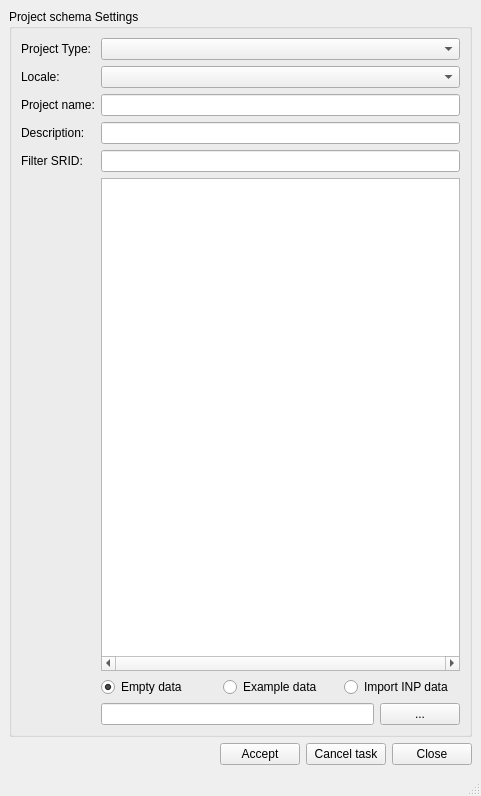
Old version of the form core/ui/admin/admin_dbproject.ui in the repository Giswater/giswater_qgis_plugin.
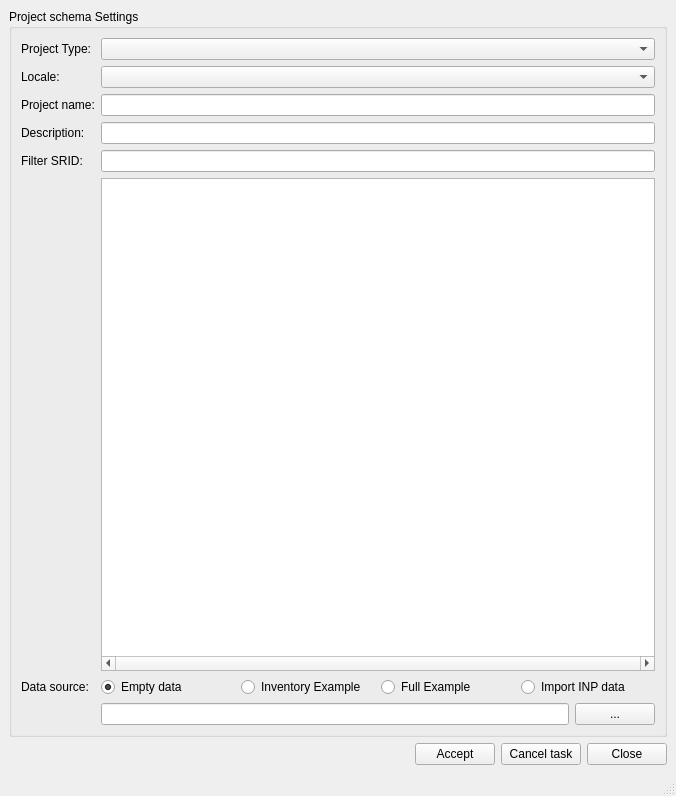
New version of the form.

Commit message: Enhancement: Refactor project_schema_create form adding option "create sample inventory"

The edit to the form file:
```diff
--- a/core/ui/admin/admin_dbproject.ui
+++ b/core/ui/admin/admin_dbproject.ui
@@ -6,7 +6,7 @@
    <rect>
     <x>0</x>
     <y>0</y>
-    <width>481</width>
+    <width>676</width>
     <height>796</height>
    </rect>
   </property>
@@ -102,12 +102,19 @@
          <item>
           <widget class="QRadioButton" name="rdb_sample">
            <property name="text">
-            <string>Example data</string>
+            <string>Inventory Example</string>
            </property>
           </widget>
          </item>
          <item>
-          <widget class="QRadioButton" name="rdb_import_data">
+          <widget class="QRadioButton" name="rdb_sample_full">
+           <property name="text">
+            <string>Full Example</string>
+           </property>
+          </widget>
+         </item>
+         <item>
+          <widget class="QRadioButton" name="rdb_inp">
            <property name="enabled">
             <bool>true</bool>
            </property>
@@ -196,6 +203,19 @@
          </attribute>
         </widget>
        </item>
+       <item row="8" column="0">
+        <widget class="QLabel" name="lbl_source">
+         <property name="sizePolicy">
+          <sizepolicy hsizetype="Maximum" vsizetype="Preferred">
+           <horstretch>0</horstretch>
+           <verstretch>0</verstretch>
+          </sizepolicy>
+         </property>
+         <property name="text">
+          <string>Data source:</string>
+         </property>
+        </widget>
+       </item>
       </layout>
       <zorder>tbl_srid</zorder>
       <zorder>project_name</zorder>
```
Left out of the diff: 11 changed lines with no effect on the pictures. The commit also changes 2 other files.
